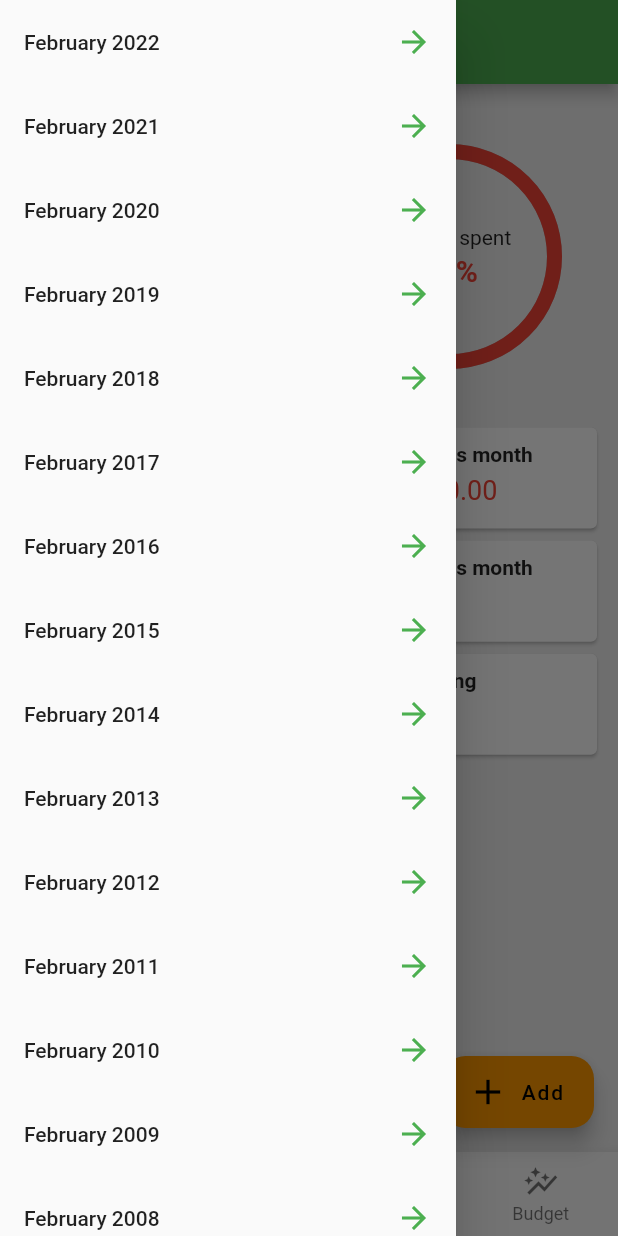
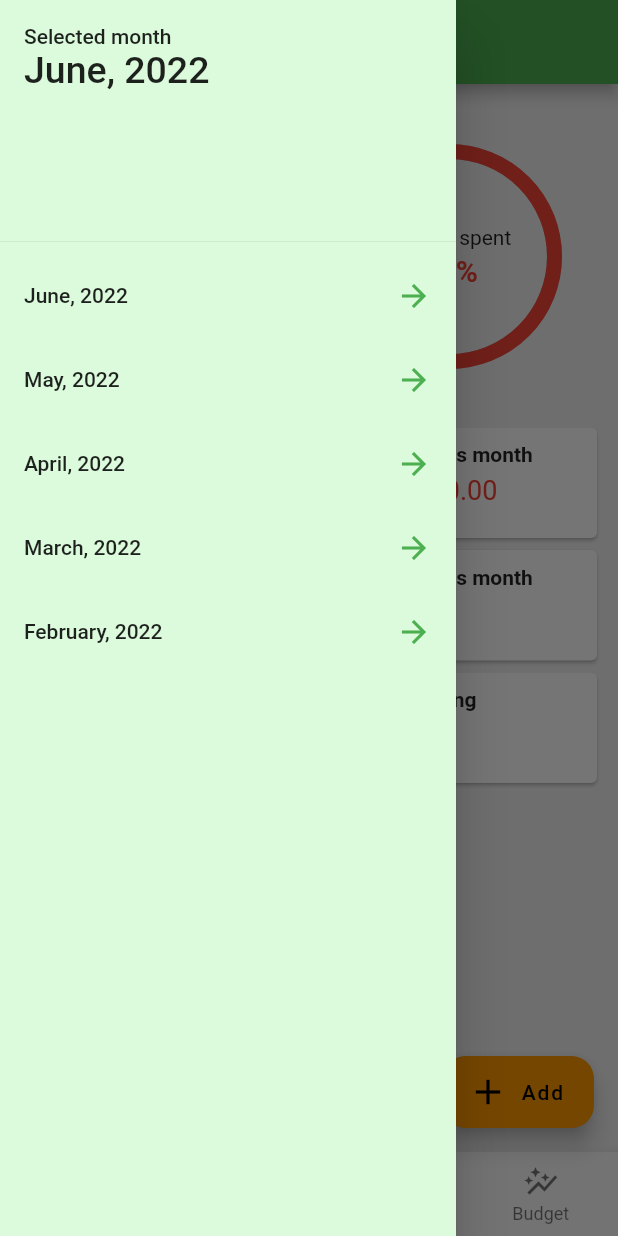
Before and after one commit to chamuth/personal-finance-app, a Flutter app: the screen it shows after launch, with the side drawer open, on a phone screen of 412 x 824 dp. Run offline on Flutter 3.47's test engine with Material 2 defaults, Android fonts, the phone set to English and light mode, and no system bars; drawn by our look-alikes of percent_indicator; our stand-ins replace expandable, flutter_redux, redux, sqflite, toggle_switch; accounts and stored records are empty.

Commit message:
changing timeframe

```diff
--- a/lib/home/home.dart
+++ b/lib/home/home.dart
@@ -75,7 +75,7 @@ class HomePageState extends State<HomePage> {
                   physics: const NeverScrollableScrollPhysics(),
                   shrinkWrap: true,
                   crossAxisCount: 2,
-                  childAspectRatio: 2.6,
+                  childAspectRatio: 2.4,
                   children: [
                     StatusItem(
                         title: "Income this month",
--- a/lib/home/status_item.dart
+++ b/lib/home/status_item.dart
@@ -1,6 +1,4 @@
 import 'package:flutter/material.dart';
-import 'package:personal_finance/utils/currency.dart';
-
 enum Status { good, bad }
 
 class StatusItem extends StatelessWidget {
@@ -15,8 +13,10 @@ class StatusItem extends StatelessWidget {
   final String amount;
   final Status status;
 
+
   @override
   Widget build(BuildContext context) {
+
     return Card(
         child: Padding(
             padding: const EdgeInsets.symmetric(vertical: 10, horizontal: 15),
@@ -25,10 +25,11 @@ class StatusItem extends StatelessWidget {
                   padding: const EdgeInsets.only(bottom: 5),
                   child: Text(title,
                       style: const TextStyle(fontWeight: FontWeight.bold))),
-              Text("${amount}",
+              Text(amount,
                   style: TextStyle(
                       color: status == Status.good ? Colors.green : Colors.red,
-                      fontSize: 18))
+                      fontSize: 18)),
+
             ], crossAxisAlignment: CrossAxisAlignment.start)));
   }
 }
--- a/lib/main.dart
+++ b/lib/main.dart
@@ -1,4 +1,5 @@
 import 'package:flutter/material.dart';
+import 'package:flutter/services.dart';
 import 'package:intl/intl.dart';
 import 'package:personal_finance/budget/budget.dart';
 import 'package:personal_finance/budget/income_expense.dart';
@@ -22,13 +23,16 @@ void main() async {
   final store = Store<AppStore>(AppStore.reducer,
       initialState: AppStore([], [], Timeframe(now.year, now.month)));
 
-  loadData(store);
+  loadData(store, Timeframe(now.year, now.month));
+
+  SystemChrome.setSystemUIOverlayStyle(
+      const SystemUiOverlayStyle(systemNavigationBarColor: Colors.white));
 
   runApp(MyApp(store: store));
 }
 
-void loadData(Store<AppStore> store) async {
-  var categories = await Category.all(DB.database!);
+void loadData(Store<AppStore> store, Timeframe tf) async {
+  var categories = await Category.all(DB.database!, tf);
   store.dispatch(DispatchType(AppStoreActions.updateCategories, categories));
 }
 
@@ -94,7 +98,8 @@ class _MyHomePageState extends State<MyHomePage> {
                       title: Column(
                     crossAxisAlignment: CrossAxisAlignment.start,
                     children: [
-                      Text(DateFormat("MMMM, y").format(DateTime(tf.year, tf.month))),
+                      Text(DateFormat("MMMM, y")
+                          .format(DateTime(tf.year, tf.month))),
                       Text(tabTitles[currentTab],
                           style: const TextStyle(
                               fontSize: 15,
@@ -102,17 +107,40 @@ class _MyHomePageState extends State<MyHomePage> {
                     ],
                   )),
                   drawer: Drawer(
-                      child: ListView(
+                    backgroundColor: const Color.fromARGB(255, 220, 250, 220),
+                    child: StoreConnector<AppStore, Function(Timeframe)>(
+                      converter: (store) => (Timeframe tf) => store.dispatch(
+                          DispatchType(AppStoreActions.updateTimeFrame, tf)),
+                      builder: (context, dispatch) => ListView(
                         children: [
-                      for (var i = tf.year; i > 2001; i--)
+                          DrawerHeader(
+                            child: Column(
+                              crossAxisAlignment: CrossAxisAlignment.start,
+                              children: [
+                                const Text("Selected month"),
+                                Text(
+                                  DateFormat("MMMM, y")
+                                      .format(DateTime(tf.year, tf.month)),
+                                  style: const TextStyle(fontSize: 25),
+                                )
+                              ],
+                            ),
+                            decoration: const BoxDecoration(
+                              color: Color.fromARGB(255, 220, 250, 220),
+                            ),
+                          ),
+                          for (var i = DateTime.now().month; i > 1; i--)
                             ListTile(
-                          title: Text("February $i"),
+                              title: Text(DateFormat("MMMM, y")
+                                  .format(DateTime(tf.year, i))),
                               trailing: const Icon(Icons.arrow_forward,
                                   color: Colors.green),
-                          onTap: () {},
+                              onTap: () => dispatch(Timeframe(tf.year, i)),
                             ),
                         ],
-                  )),
+                      ),
+                    ),
+                  ),
                   body: Center(
                       child: Navigator(
                     key: _navigatorKey,
@@ -168,7 +196,8 @@ class _MyHomePageState extends State<MyHomePage> {
                     foregroundColor: Colors.black,
                     shape: const RoundedRectangleBorder(
                         borderRadius: BorderRadius.all(Radius.circular(15))),
-                    onPressed: () => StatementAdder.addStatement(context, createSelectionType),
+                    onPressed: () => StatementAdder.addStatement(
+                        context, createSelectionType),
                     tooltip: 'Add Income or Expense',
                     label: const Text("Add"),
                     icon: const Icon(
--- a/lib/store/model.dart
+++ b/lib/store/model.dart
@@ -16,11 +16,11 @@ class Category {
     return {"name": name, "type_id": type == "income" ? 0 : 1};
   }
 
-  static Future<List<CategoryContent>> all(Database db) async {
-    final List<Map<String, dynamic>> maps = await db.rawQuery('SELECT * FROM category');
+  static Future<List<CategoryContent>> all(Database db, Timeframe tf) async {
+    final List<Map<String, dynamic>> maps =
+        await db.rawQuery('SELECT * FROM category');
 
-    // TODO: from current month
-    var between = MonthUtils.getBetween(2022, 6);
+    var between = MonthUtils.getBetween(tf.year, tf.month);
     final List<Map<String, dynamic>> statements = await db.rawQuery(
         'SELECT * FROM statement WHERE created > ? AND created < ?', between);
 
@@ -33,11 +33,14 @@ class Category {
             name: maps[i]['name'],
             type: maps[i]['type_id'] == 0 ? "income" : "expense",
           ),
-          statements.where((x) =>
-            x["category_id"] == maps[i]["id"]
-          ).map<Statement>(
-            (x) => Statement(title: x["title"], description: x["description"], amount: x["amount"], created: x["created"])).toList()
-      );
+          statements
+              .where((x) => x["category_id"] == maps[i]["id"])
+              .map<Statement>((x) => Statement(
+                  title: x["title"],
+                  description: x["description"],
+                  amount: x["amount"],
+                  created: x["created"]))
+              .toList());
     });
   }
 
@@ -56,7 +59,8 @@ class Statement {
   final bool recurring;
   final int categoryId;
 
-  const Statement({this.id = 0,
+  const Statement(
+      {this.id = 0,
       required this.title,
       required this.description,
       required this.amount,
--- a/lib/store/store.dart
+++ b/lib/store/store.dart
@@ -22,7 +22,7 @@ class CreateCategoryType {
   CreateCategoryType(this.name, this.type);
 }
 
-enum AppStoreActions { updateCategories, createCategory, addStatement }
+enum AppStoreActions { updateCategories, createCategory, addStatement, updateTimeFrame }
 
 class Timeframe {
   final int year;
@@ -40,6 +40,9 @@ class AppStore {
 
   static AppStore reducer(AppStore previous, action) {
     switch (action.type) {
+      case AppStoreActions.updateTimeFrame:
+        previous.timeframe = action.payload;
+        break;
       case AppStoreActions.updateCategories:
         var categories = action.payload;
         if (categories.length > 0) {
```
Lines whose indentation alone changed are shown as unchanged.
